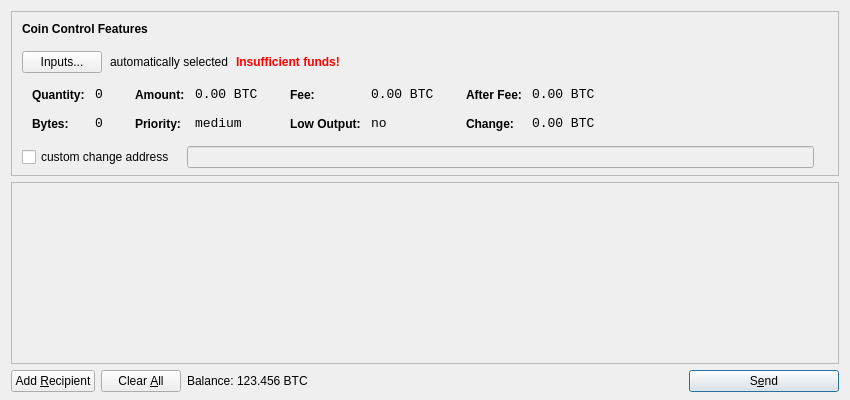
grantcoin/grantcoin-new, file src/qt/forms/sendcoinsdialog.ui: the form before one commit.
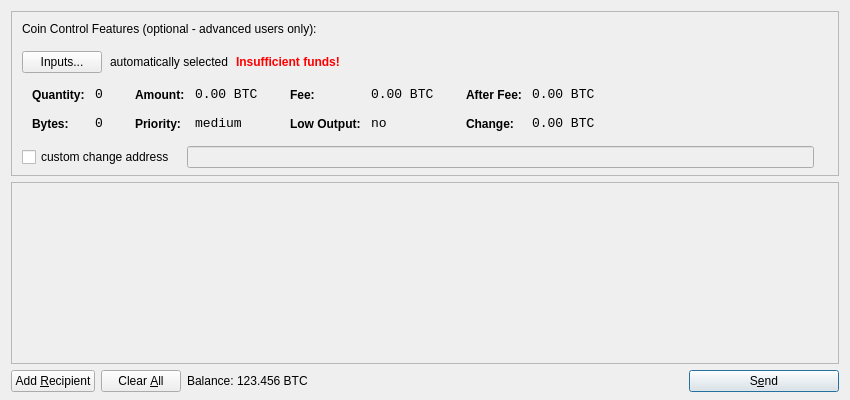
The form after the commit. Icons and pictures are not drawn.

Commit message: change header text for Coin Control Features

Patch:
```diff
--- a/src/qt/forms/sendcoinsdialog.ui
+++ b/src/qt/forms/sendcoinsdialog.ui
@@ -77,17 +77,8 @@
               <verstretch>0</verstretch>
              </sizepolicy>
             </property>
-            <property name="font">
-             <font>
-              <weight>75</weight>
-              <bold>true</bold>
-             </font>
-            </property>
-            <property name="styleSheet">
-             <string notr="true">font-weight:bold;</string>
-            </property>
             <property name="text">
-             <string>Coin Control Features</string>
+             <string>Coin Control Features (optional - advanced users only):</string>
             </property>
            </widget>
           </item>
```
